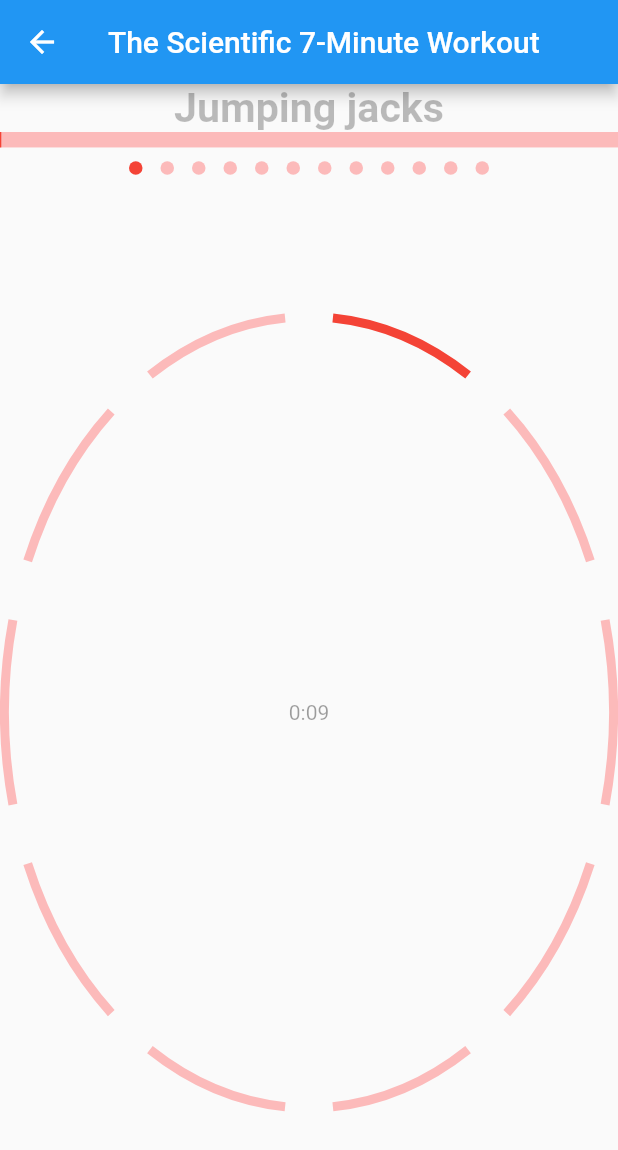
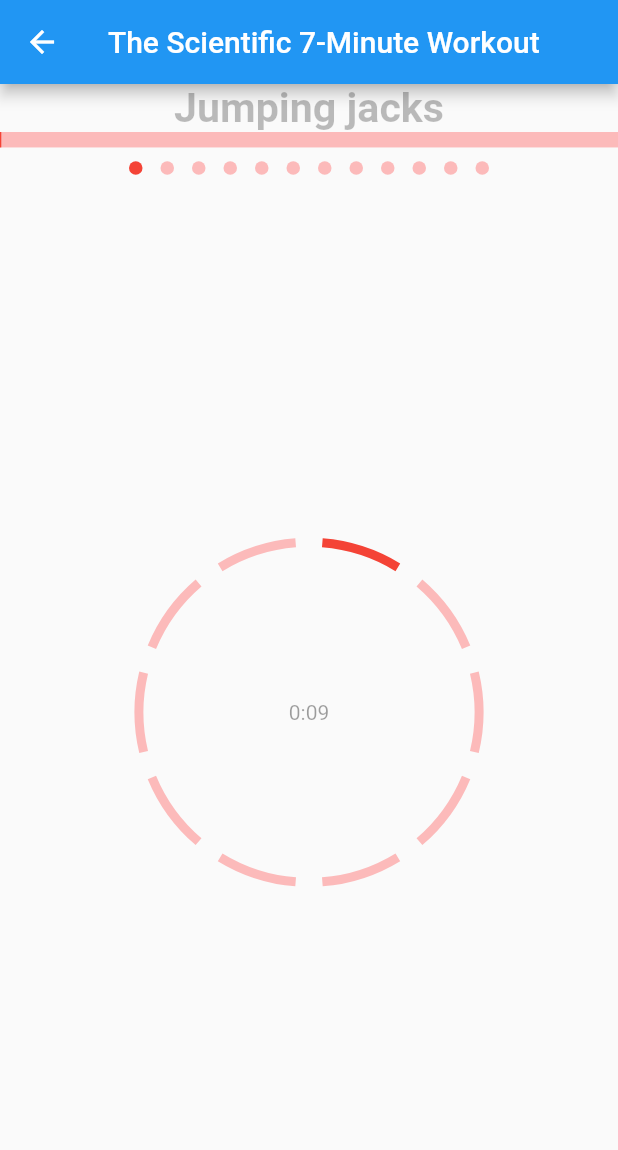
Before and after one commit to spoloxs/gym_app, a Flutter app: the screen it shows after launch, after a tap on "The Scientific 7-Minute Workout", on a phone screen of 412 x 824 dp. Shown: the top 1150 px of the screen. Run offline on Flutter 3.47's test engine with Material 2 defaults, Android fonts, the phone set to English and light mode, and no system bars; drawn by our look-alikes of dots_indicator, step_progress_indicator; our stand-ins replace equatable, flutter_bloc, hydrated_bloc, numberpicker, wakelock; missing offline and left inert: dart:ffi.

```diff
--- a/lib/screens/timer_screen.dart
+++ b/lib/screens/timer_screen.dart
@@ -80,7 +80,7 @@ class TimeScreen extends StatelessWidget{
                   dotsCount: state.workout!.exercises.length,
                 )
               ),
-              Container(height: height / 10,),
+              Spacer(),
               Expanded(
                 child: AspectRatio(
                   aspectRatio: 1.0/1.0,
@@ -95,7 +95,7 @@ class TimeScreen extends StatelessWidget{
                   ),
                 ),
               ),
-              Container(height: height / 10,),
+              Spacer()
             ],
           ),
           )
```
